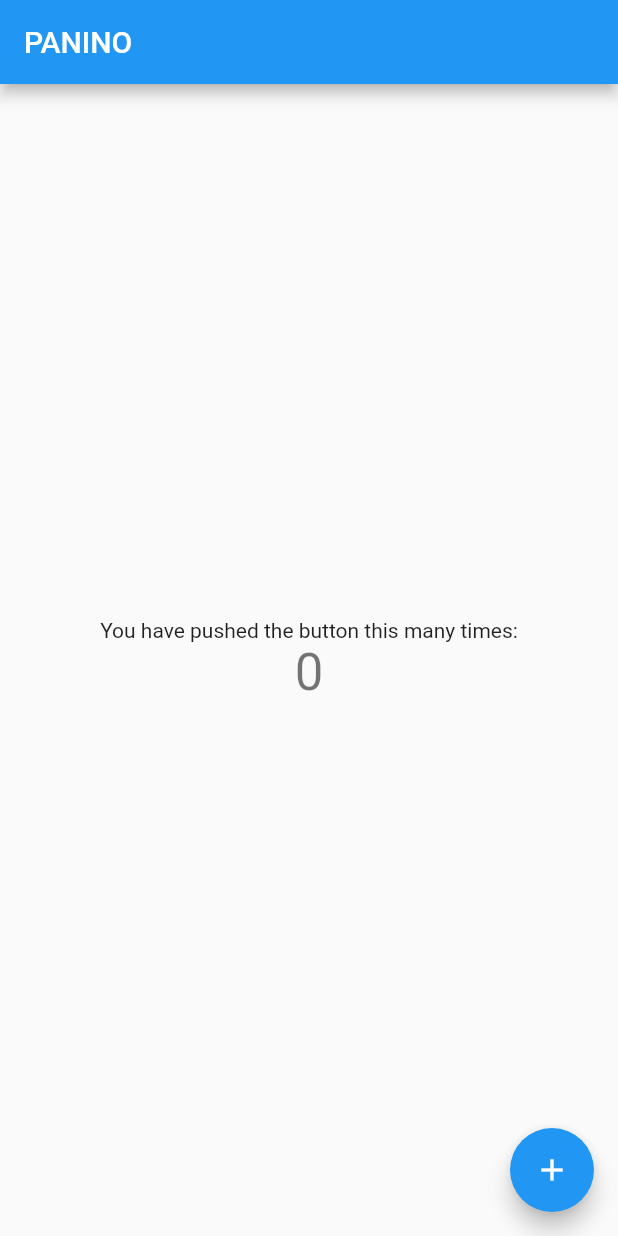
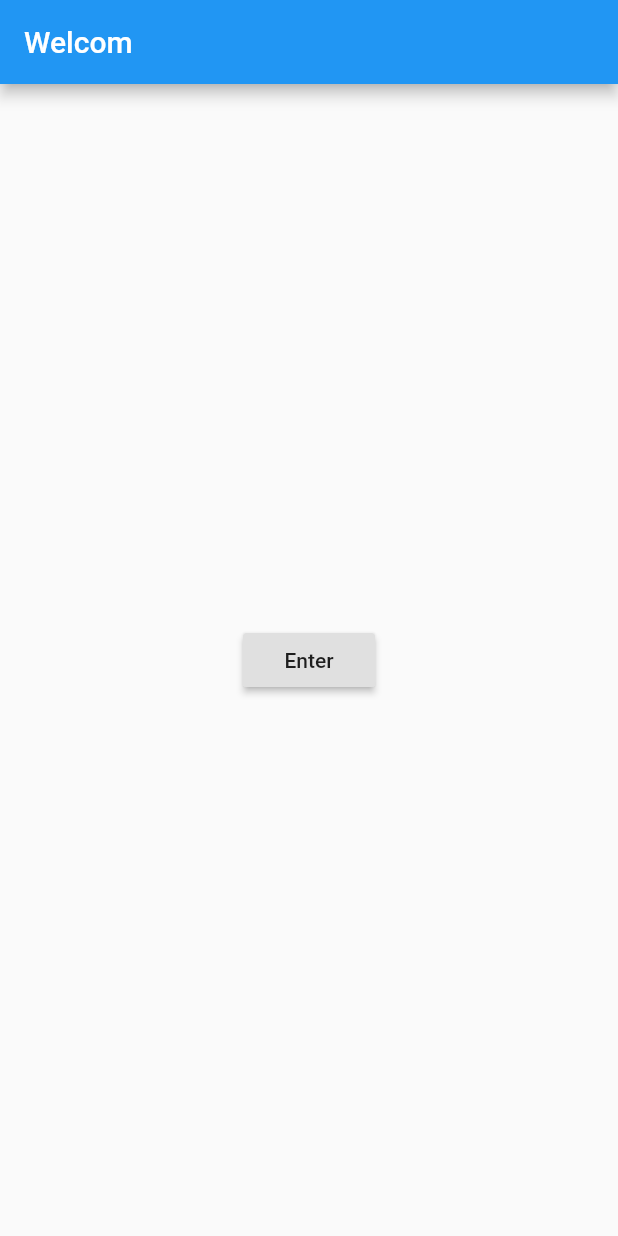
Before and after one commit to yangtopia/panino, a Flutter app: the screen it shows after launch, on a phone screen of 412 x 824 dp. Run offline on Flutter 3.47's test engine with Material 2 defaults, Android fonts, the phone set to English and light mode, and no system bars; our stand-ins replace flutter_bloc.

```diff
--- /dev/null
+++ b/lib/bloc/cart_bloc.dart
@@ -0,0 +1,31 @@
+import 'package:flutter_bloc/flutter_bloc.dart';
+
+import '../item.dart';
+
+enum CartEventType { add, remove }
+
+class CartEvent {
+  final CartEventType type;
+  final Item item;
+
+  CartEvent(this.type, this.item);
+}
+
+class CartBloc extends Bloc<CartEvent, List<Item>> {
+  @override
+  List<Item> get initialState => [];
+
+  @override
+  Stream<List<Item>> mapEventToState(CartEvent event) async* {
+    switch (event.type) {
+      case CartEventType.add:
+        state.add(event.item);
+        yield state;
+        break;
+      case CartEventType.remove:
+        state.remove(event.item);
+        yield state;
+        break;
+    }
+  }
+}
--- /dev/null
+++ b/lib/item.dart
@@ -0,0 +1,14 @@
+class Item {
+  final String title;
+  final int price;
+
+  Item(this.title, this.price);
+}
+
+final itemList = [
+  Item('맥북', 2000000),
+  Item('생존코딩', 32000),
+  Item('될때까지 안드로이드', 42000),
+  Item('새우깡', 3200),
+  Item('신라면', 2000),
+];
--- a/lib/main.dart
+++ b/lib/main.dart
@@ -1,65 +1,51 @@
 import 'package:flutter/material.dart';
+import 'package:flutter_bloc/flutter_bloc.dart';
+import 'bloc/cart_bloc.dart';
+import 'catalog.dart';
 
 void main() {
   runApp(MyApp());
 }
 
 class MyApp extends StatelessWidget {
+  final _cartBloc = CartBloc();
+
   @override
   Widget build(BuildContext context) {
-    return MaterialApp(
-      title: 'Flutter Demo',
-      theme: ThemeData(
-        primarySwatch: Colors.blue,
-        visualDensity: VisualDensity.adaptivePlatformDensity,
-      ),
-      home: MyHomePage(title: 'PANINO'),
-    );
+    return BlocProvider(
+        create: (context) => _cartBloc,
+        child: MaterialApp(
+          title: 'Flutter Demo',
+          theme: ThemeData(
+            primarySwatch: Colors.blue,
+            visualDensity: VisualDensity.adaptivePlatformDensity,
+          ),
+          home: LoginScreen(),
+        ));
   }
 }
 
-class MyHomePage extends StatefulWidget {
-  MyHomePage({Key key, this.title}) : super(key: key);
-
-  final String title;
-
+class LoginScreen extends StatefulWidget {
   @override
-  _MyHomePageState createState() => _MyHomePageState();
+  _LoginScreenState createState() => _LoginScreenState();
 }
 
-class _MyHomePageState extends State<MyHomePage> {
-  int _counter = 0;
-
-  void _incrementCounter() {
-    setState(() {
-      _counter++;
-    });
-  }
-
+class _LoginScreenState extends State<LoginScreen> {
   @override
   Widget build(BuildContext context) {
     return Scaffold(
       appBar: AppBar(
-        title: Text(widget.title),
+        title: Text('Welcom'),
       ),
       body: Center(
-        child: Column(
-          mainAxisAlignment: MainAxisAlignment.center,
-          children: <Widget>[
-            Text(
-              'You have pushed the button this many times:',
-            ),
-            Text(
-              '$_counter',
-              style: Theme.of(context).textTheme.headline4,
-            ),
-          ],
+        child: RaisedButton(
+          onPressed: () {
+            Navigator.push(context, MaterialPageRoute(builder: (context) {
+              return CatalogScreen();
+            }));
+          },
+          child: Text('Enter'),
         ),
-      ),
-      floatingActionButton: FloatingActionButton(
-        onPressed: _incrementCounter,
-        tooltip: 'Increment',
-        child: Icon(Icons.add),
       ),
     );
   }
```
Also changed, not shown: lib/cart.dart (added, +44 -0 lines), lib/catalog.dart (added, +76 -0 lines), 1 other file.
